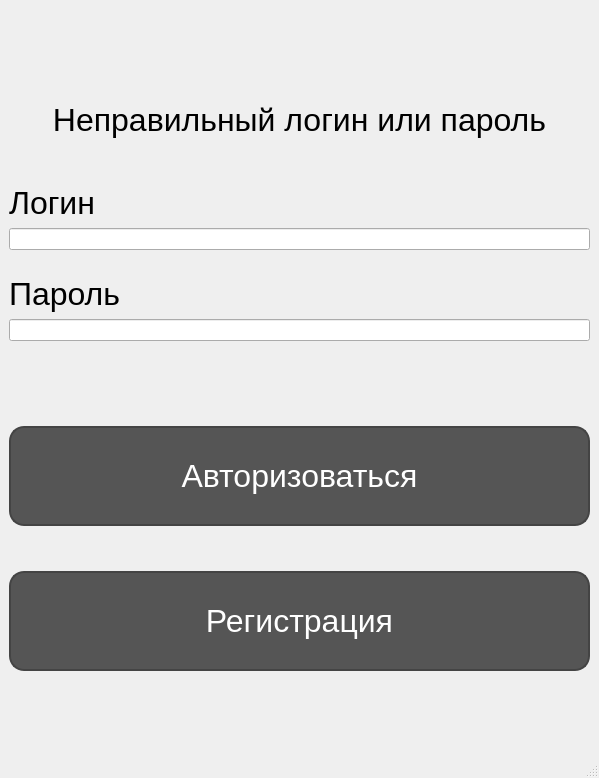
Above: CCPS/mainwindow.ui from grigigo/Tankists before the change. Below: the same form after it.
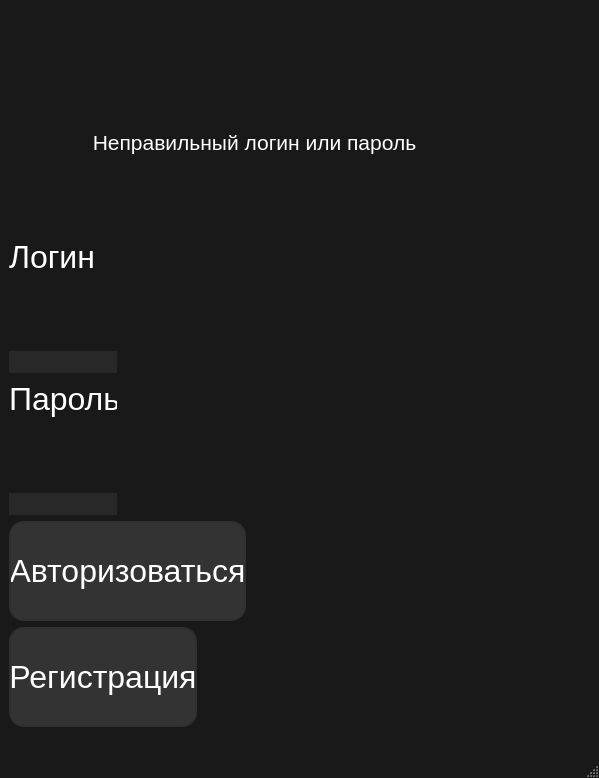
That is the form after the change.

The edit to the form file:
```diff
--- a/CCPS/mainwindow.ui
+++ b/CCPS/mainwindow.ui
@@ -13,70 +13,83 @@
   <property name="windowTitle">
    <string>MainWindow</string>
   </property>
+  <property name="styleSheet">
+   <string notr="true">QPushButton {
+background-color: #333333;
+border-radius: 15%;
+color: white;
+border: 2px solid #303030;
+}
+
+QPushButton:hover {
+ background-color: #505050;
+}
+
+QPushButton:pressed {
+ background-color: #505050;
+}
+
+QMainWindow {
+background-color: #191919;
+}
+
+QLineEdit {
+background-color: #282828;
+color: white;
+border: 0px;
+}
+
+QLabel {
+color: white;
+}</string>
+  </property>
   <widget class="QWidget" name="centralwidget">
-   <layout class="QGridLayout" name="gridLayout_2">
-    <item row="4" column="0">
-     <layout class="QVBoxLayout" name="verticalLayout_3">
-      <item>
-       <layout class="QVBoxLayout" name="verticalLayout_2">
-        <item>
-         <layout class="QVBoxLayout" name="verticalLayout">
-          <item>
-           <widget class="QLabel" name="info">
+   <widget class="QPushButton" name="pushButton_2">
+    <property name="geometry">
+     <rect>
+      <x>9</x>
+      <y>627</y>
+      <width>188</width>
+      <height>100</height>
+     </rect>
+    </property>
+    <property name="minimumSize">
+     <size>
+      <width>0</width>
+      <height>100</height>
+     </size>
+    </property>
             <property name="font">
              <font>
               <pointsize>24</pointsize>
              </font>
             </property>
-            <property name="text">
-             <string>&lt;html&gt;&lt;head/&gt;&lt;body&gt;&lt;p align=&quot;center&quot;&gt;Неправильный логин или пароль&lt;/p&gt;&lt;/body&gt;&lt;/html&gt;</string>
-            </property>
-            <property name="alignment">
-             <set>Qt::AlignCenter</set>
-            </property>
-           </widget>
-          </item>
-          <item>
-           <spacer name="verticalSpacer_3">
-            <property name="orientation">
-             <enum>Qt::Vertical</enum>
-            </property>
-            <property name="sizeHint" stdset="0">
-             <size>
-              <width>20</width>
-              <height>40</height>
-             </size>
-            </property>
-           </spacer>
-          </item>
-          <item>
-           <widget class="QLabel" name="label">
+    <property name="styleSheet">
+     <string notr="true"/>
+    </property>
             <property name="text">
-             <string>&lt;html&gt;&lt;head/&gt;&lt;body&gt;&lt;p&gt;&lt;span style=&quot; font-size:24pt;&quot;&gt;Логин&lt;/span&gt;&lt;/p&gt;&lt;/body&gt;&lt;/html&gt;</string>
-            </property>
-            <property name="alignment">
-             <set>Qt::AlignBottom|Qt::AlignLeading|Qt::AlignLeft</set>
-            </property>
-           </widget>
-          </item>
-          <item>
-           <widget class="QLineEdit" name="login"/>
-          </item>
-          <item>
-           <spacer name="horizontalSpacer">
-            <property name="orientation">
-             <enum>Qt::Horizontal</enum>
-            </property>
-            <property name="sizeHint" stdset="0">
-             <size>
-              <width>40</width>
-              <height>20</height>
-             </size>
-            </property>
-           </spacer>
-          </item>
-          <item>
+     <string>Регистрация</string>
+    </property>
+   </widget>
+   <widget class="QLineEdit" name="login">
+    <property name="geometry">
+     <rect>
+      <x>9</x>
+      <y>493</y>
+      <width>108</width>
+      <height>22</height>
+     </rect>
+    </property>
+   </widget>
            <widget class="QLabel" name="label_2">
+    <property name="geometry">
+     <rect>
+      <x>9</x>
+      <y>379</y>
+      <width>108</width>
+      <height>39</height>
+     </rect>
+    </property>
             <property name="text">
              <string>&lt;html&gt;&lt;head/&gt;&lt;body&gt;&lt;p&gt;&lt;span style=&quot; font-size:24pt;&quot;&gt;Пароль&lt;/span&gt;&lt;/p&gt;&lt;/body&gt;&lt;/html&gt;</string>
             </property>
@@ -84,40 +97,62 @@
              <set>Qt::AlignBottom|Qt::AlignLeading|Qt::AlignLeft</set>
             </property>
            </widget>
-          </item>
-          <item>
-           <widget class="QLineEdit" name="password"/>
-          </item>
-          <item>
-           <spacer name="verticalSpacer_2">
-            <property name="orientation">
-             <enum>Qt::Vertical</enum>
-            </property>
-            <property name="sizeHint" stdset="0">
-             <size>
-              <width>20</width>
-              <height>40</height>
-             </size>
-            </property>
-           </spacer>
-          </item>
-          <item>
-           <spacer name="verticalSpacer">
-            <property name="orientation">
-             <enum>Qt::Vertical</enum>
-            </property>
-            <property name="sizeHint" stdset="0">
-             <size>
-              <width>20</width>
-              <height>40</height>
-             </size>
-            </property>
-           </spacer>
-          </item>
-         </layout>
-        </item>
-        <item>
+   <widget class="QLineEdit" name="password">
+    <property name="geometry">
+     <rect>
+      <x>9</x>
+      <y>351</y>
+      <width>108</width>
+      <height>22</height>
+     </rect>
+    </property>
+   </widget>
+   <widget class="QLabel" name="label">
+    <property name="geometry">
+     <rect>
+      <x>9</x>
+      <y>237</y>
+      <width>88</width>
+      <height>39</height>
+     </rect>
+    </property>
+    <property name="text">
+     <string>&lt;html&gt;&lt;head/&gt;&lt;body&gt;&lt;p&gt;&lt;span style=&quot; font-size:24pt;&quot;&gt;Логин&lt;/span&gt;&lt;/p&gt;&lt;/body&gt;&lt;/html&gt;</string>
+    </property>
+    <property name="alignment">
+     <set>Qt::AlignBottom|Qt::AlignLeading|Qt::AlignLeft</set>
+    </property>
+   </widget>
+   <widget class="QLabel" name="info">
+    <property name="geometry">
+     <rect>
+      <x>9</x>
+      <y>123</y>
+      <width>491</width>
+      <height>39</height>
+     </rect>
+    </property>
+    <property name="font">
+     <font>
+      <pointsize>16</pointsize>
+     </font>
+    </property>
+    <property name="text">
+     <string>&lt;html&gt;&lt;head/&gt;&lt;body&gt;&lt;p align=&quot;center&quot;&gt;Неправильный логин или пароль&lt;/p&gt;&lt;/body&gt;&lt;/html&gt;</string>
+    </property>
+    <property name="alignment">
+     <set>Qt::AlignCenter</set>
+    </property>
+   </widget>
          <widget class="QPushButton" name="pushButton">
+    <property name="geometry">
+     <rect>
+      <x>9</x>
+      <y>521</y>
+      <width>237</width>
+      <height>100</height>
+     </rect>
+    </property>
           <property name="minimumSize">
            <size>
             <width>0</width>
@@ -130,139 +165,25 @@
            </font>
           </property>
           <property name="styleSheet">
-           <string notr="true">QPushButton {background-color: #555555;
-border-radius: 15%;
-color: white;
-border: 2px solid #444444;
-}
-
-QPushButton:hover {
- background-color: #666666
-}
-
-QPushButton:pressed {
- background-color: #666666
-}</string>
+     <string notr="true"/>
           </property>
           <property name="text">
            <string>Авторизоваться</string>
           </property>
          </widget>
-        </item>
-        <item>
-         <spacer name="verticalSpacer_7">
-          <property name="orientation">
-           <enum>Qt::Vertical</enum>
-          </property>
-          <property name="sizeHint" stdset="0">
-           <size>
-            <width>20</width>
-            <height>40</height>
-           </size>
-          </property>
-         </spacer>
-        </item>
-        <item>
-         <widget class="QPushButton" name="pushButton_2">
-          <property name="minimumSize">
-           <size>
-            <width>0</width>
-            <height>100</height>
-           </size>
-          </property>
-          <property name="font">
-           <font>
-            <pointsize>24</pointsize>
-           </font>
-          </property>
-          <property name="styleSheet">
-           <string notr="true">QPushButton {
-background-color: #555555;
-border-radius: 15%;
-color: white;
-border: 2px solid #444444;
-}
-
-QPushButton:hover {
- background-color: #666666
-}
-
-QPushButton:pressed {
- background-color: #666666
-}</string>
-          </property>
-          <property name="text">
-           <string>Регистрация</string>
-          </property>
-         </widget>
-        </item>
-        <item>
-         <spacer name="verticalSpacer_4">
-          <property name="orientation">
-           <enum>Qt::Vertical</enum>
-          </property>
-          <property name="sizeHint" stdset="0">
-           <size>
-            <width>20</width>
-            <height>40</height>
-           </size>
-          </property>
-         </spacer>
-        </item>
-       </layout>
-      </item>
-     </layout>
-    </item>
-    <item row="2" column="0">
      <widget class="QLabel" name="picture">
+    <property name="geometry">
+     <rect>
+      <x>110</x>
+      <y>30</y>
+      <width>371</width>
+      <height>291</height>
+     </rect>
+    </property>
       <property name="text">
        <string/>
       </property>
-      <property name="alignment">
-       <set>Qt::AlignCenter</set>
-      </property>
-     </widget>
-    </item>
-    <item row="3" column="0">
-     <spacer name="verticalSpacer_8">
-      <property name="orientation">
-       <enum>Qt::Vertical</enum>
-      </property>
-      <property name="sizeHint" stdset="0">
-       <size>
-        <width>20</width>
-        <height>40</height>
-       </size>
-      </property>
-     </spacer>
-    </item>
-    <item row="5" column="0">
-     <spacer name="verticalSpacer_5">
-      <property name="orientation">
-       <enum>Qt::Vertical</enum>
-      </property>
-      <property name="sizeHint" stdset="0">
-       <size>
-        <width>20</width>
-        <height>40</height>
-       </size>
-      </property>
-     </spacer>
-    </item>
-    <item row="1" column="0">
-     <spacer name="verticalSpacer_6">
-      <property name="orientation">
-       <enum>Qt::Vertical</enum>
-      </property>
-      <property name="sizeHint" stdset="0">
-       <size>
-        <width>20</width>
-        <height>40</height>
-       </size>
-      </property>
-     </spacer>
-    </item>
-   </layout>
+   </widget>
   </widget>
   <widget class="QMenuBar" name="menubar">
    <property name="geometry">
```
Lines whose indentation alone changed are shown as unchanged.
